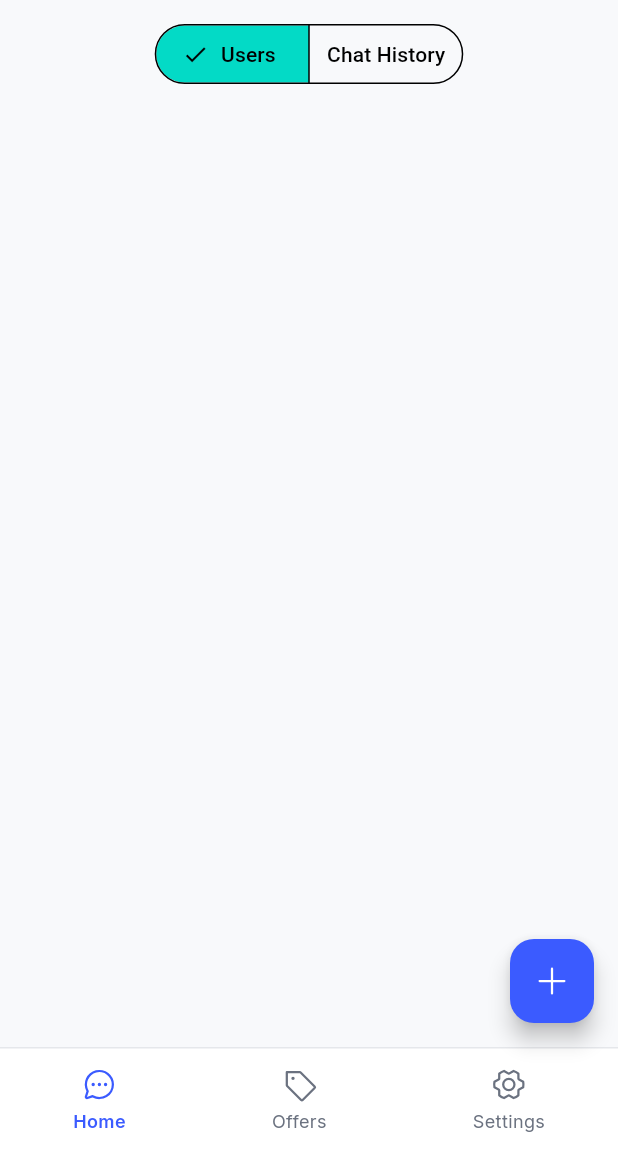
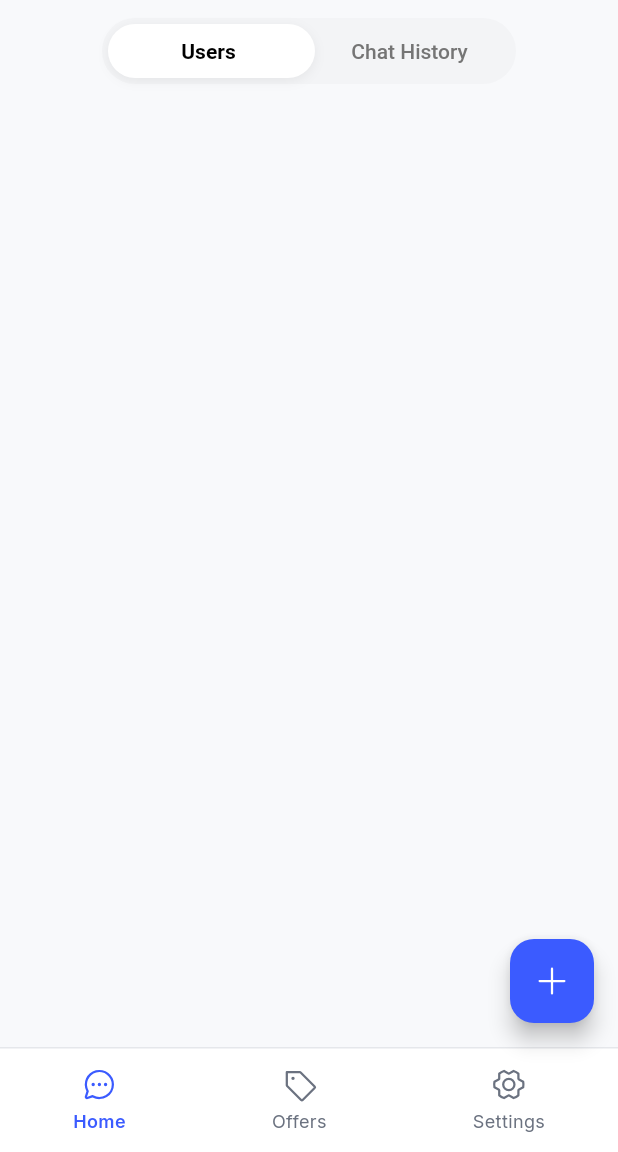
Before and after one commit to Debdaru07/MySivi-AI-Flutter-Assignment-, a Flutter app: the screen it shows after launch, on a phone screen of 412 x 824 dp, the part 84-1236 px from its top. Run offline on Flutter 3.47's test engine with Material 3 defaults, Android fonts, the phone set to English and light mode, and no system bars; our stand-ins replace flutter_riverpod, google_fonts, phosphor_flutter.

Commit message:
Tab Switcher Design changed

```diff
--- a/lib/features/home/ui/home_screen.dart
+++ b/lib/features/home/ui/home_screen.dart
@@ -90,22 +90,105 @@ class _TopTabSwitcher extends ConsumerWidget {
 
   @override
   Widget build(BuildContext context, WidgetRef ref) {
+    final double totalWidth = MediaQuery.of(context).size.width * 0.67;
+    final double pillWidth = totalWidth / 2;
+
     return Padding(
-      padding: const EdgeInsets.all(12),
-      child: SegmentedButton<HomeTab>(
-        segments: const [
-          ButtonSegment(value: HomeTab.users, label: Text('Users'), icon: null),
-          ButtonSegment(
-            value: HomeTab.chatHistory,
-            label: Text('Chat History'),
-            icon: null,
+      padding: const EdgeInsets.symmetric(vertical: 12),
+      child: Center(
+        child: Container(
+          width: totalWidth,
+          height: 44,
+          padding: const EdgeInsets.all(4),
+          decoration: BoxDecoration(
+            color: const Color(0xFFF3F4F6),
+            borderRadius: BorderRadius.circular(24),
           ),
-        ],
-        selected: {tab},
-        onSelectionChanged: (value) {
-          ref.read(homeTabProvider.notifier).state = value.first;
-        },
+          child: Stack(
+            children: [
+              /// Sliding white pill
+              AnimatedAlign(
+                duration: const Duration(milliseconds: 260),
+                curve: Curves.easeOutCubic,
+                alignment:
+                    tab == HomeTab.users
+                        ? Alignment.centerLeft
+                        : Alignment.centerRight,
+                child: Container(
+                  width: pillWidth,
+                  height: double.infinity,
+                  decoration: BoxDecoration(
+                    color: Colors.white,
+                    borderRadius: BorderRadius.circular(20),
+                    boxShadow: [
+                      BoxShadow(
+                        color: Colors.black.withOpacity(0.06),
+                        blurRadius: 6,
+                        offset: const Offset(0, 2),
+                      ),
+                    ],
+                  ),
+                ),
+              ),
+
+              /// Labels
+              Row(
+                children: [
+                  _TabLabel(
+                    label: 'Users',
+                    selected: tab == HomeTab.users,
+                    onTap: () {
+                      ref.read(homeTabProvider.notifier).state = HomeTab.users;
+                    },
+                  ),
+                  _TabLabel(
+                    label: 'Chat History',
+                    selected: tab == HomeTab.chatHistory,
+                    onTap: () {
+                      ref.read(homeTabProvider.notifier).state =
+                          HomeTab.chatHistory;
+                    },
+                  ),
+                ],
+              ),
+            ],
+          ),
+        ),
       ),
     );
   }
 }
+
+class _TabLabel extends StatelessWidget {
+  final String label;
+  final bool selected;
+  final VoidCallback onTap;
+
+  const _TabLabel({
+    required this.label,
+    required this.selected,
+    required this.onTap,
+  });
+
+  @override
+  Widget build(BuildContext context) {
+    return Expanded(
+      child: GestureDetector(
+        behavior: HitTestBehavior.opaque,
+        onTap: onTap,
+        child: Center(
+          child: AnimatedDefaultTextStyle(
+            duration: const Duration(milliseconds: 200),
+            curve: Curves.easeOut,
+            style: TextStyle(
+              fontSize: 14,
+              fontWeight: selected ? FontWeight.w600 : FontWeight.w500,
+              color: selected ? Colors.black : Colors.grey.shade600,
+            ),
+            child: Text(label),
+          ),
+        ),
+      ),
+    );
+  }
+}
```
